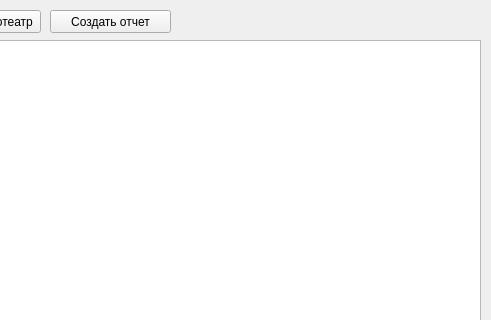
This is data/ui/cinemas.ui in fivan999/cinema-controlling-system as Qt 5 draws it before an edit; both pictures show x 220 to 711 and y 0 to 320 of the 711 by 457 pixel window. The edited form follows.
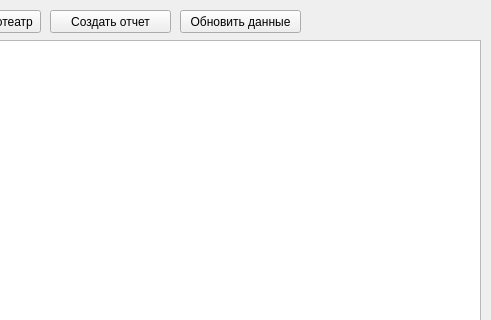
This is the edited form.

```diff
--- a/data/ui/cinemas.ui
+++ b/data/ui/cinemas.ui
@@ -62,6 +62,19 @@
     <string>Создать отчет</string>
    </property>
   </widget>
+  <widget class="QPushButton" name="update_button">
+   <property name="geometry">
+    <rect>
+     <x>400</x>
+     <y>10</y>
+     <width>121</width>
+     <height>23</height>
+    </rect>
+   </property>
+   <property name="text">
+    <string>Обновить данные</string>
+   </property>
+  </widget>
  </widget>
  <resources/>
  <connections/>
```
